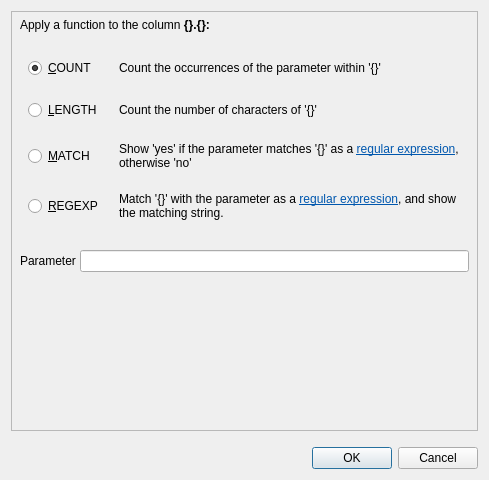
Qt form coquery/gui/ui/functionApply.ui (gkunter/coquery) before a commit.
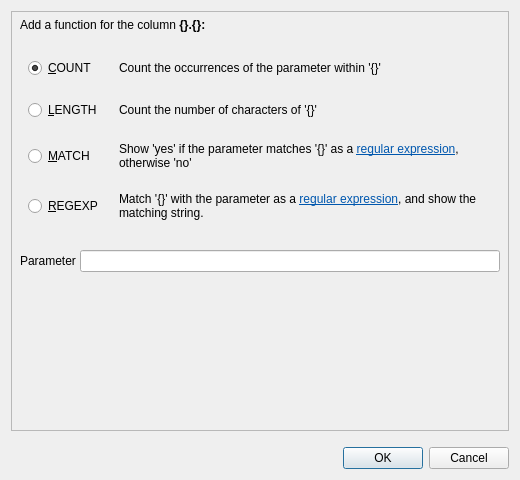
The same form after that commit.

Patch:
```diff
--- a/coquery/gui/ui/functionApply.ui
+++ b/coquery/gui/ui/functionApply.ui
@@ -6,7 +6,7 @@
    <rect>
     <x>0</x>
     <y>0</y>
-    <width>489</width>
+    <width>520</width>
     <height>480</height>
    </rect>
   </property>
@@ -44,7 +44,7 @@
       <item>
        <widget class="QLabel" name="label_description">
         <property name="text">
-         <string>&lt;html&gt;&lt;head/&gt;&lt;body&gt;&lt;p&gt;Apply a function to the column &lt;span style=&quot; font-weight:600;&quot;&gt;{}.{}:&lt;/span&gt;&lt;/p&gt;&lt;/body&gt;&lt;/html&gt;</string>
+         <string>&lt;html&gt;&lt;head/&gt;&lt;body&gt;&lt;p&gt;Add a function for the column &lt;span style=&quot; font-weight:600;&quot;&gt;{}.{}:&lt;/span&gt;&lt;/p&gt;&lt;/body&gt;&lt;/html&gt;</string>
         </property>
        </widget>
       </item>
```
Left out of the diff: 2 changed lines with no effect on the pictures.
